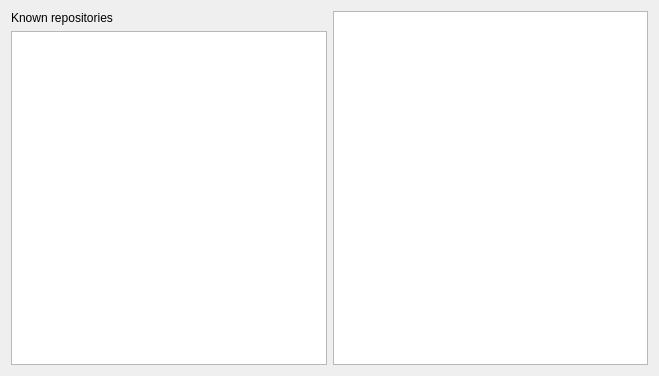
Before: the Qt Designer form src/svnfrontend/database/dboverview.ui in KDE/kdesvn, drawn with Qt 5.
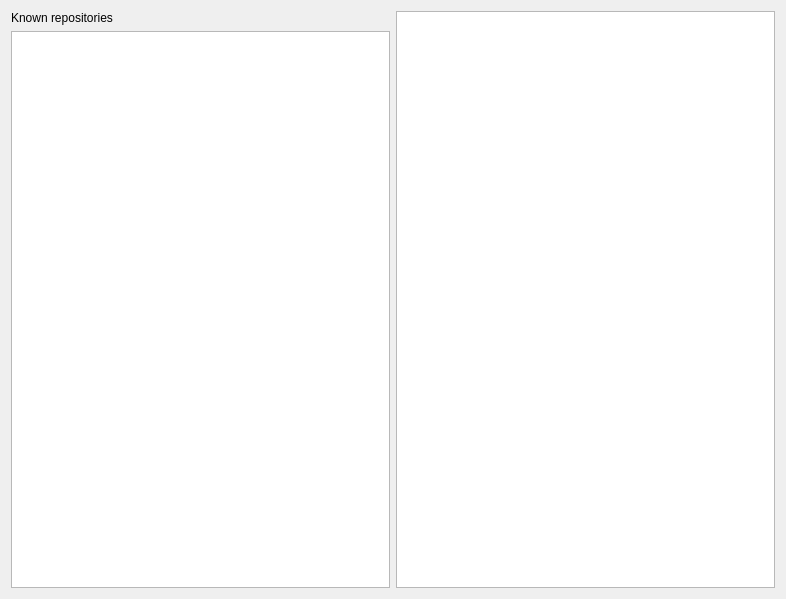
After: the same form once the commit is applied. Custom widgets are drawn as their Qt base class.

Diff of the .ui file:
```diff
--- a/src/svnfrontend/database/dboverview.ui
+++ b/src/svnfrontend/database/dboverview.ui
@@ -6,8 +6,8 @@
    <rect>
     <x>0</x>
     <y>0</y>
-    <width>659</width>
-    <height>376</height>
+    <width>786</width>
+    <height>599</height>
    </rect>
   </property>
   <property name="windowTitle">
```
Left out of the diff: 3 changed lines with no effect on the pictures.
